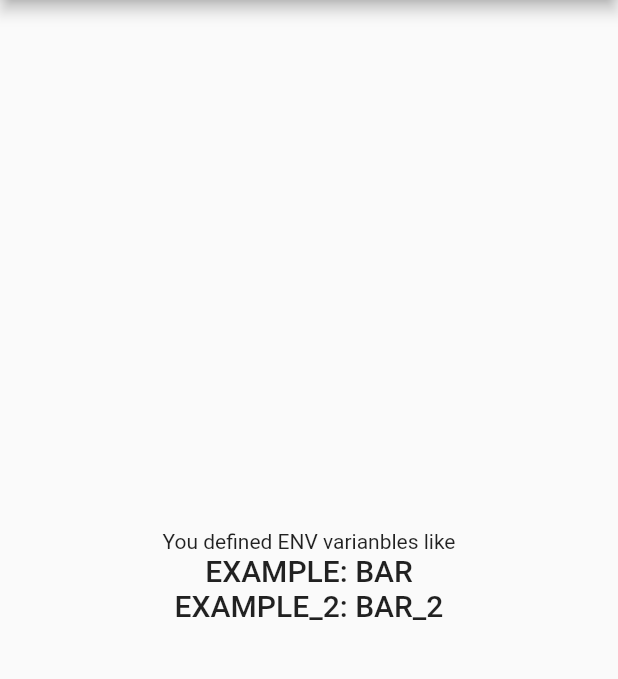
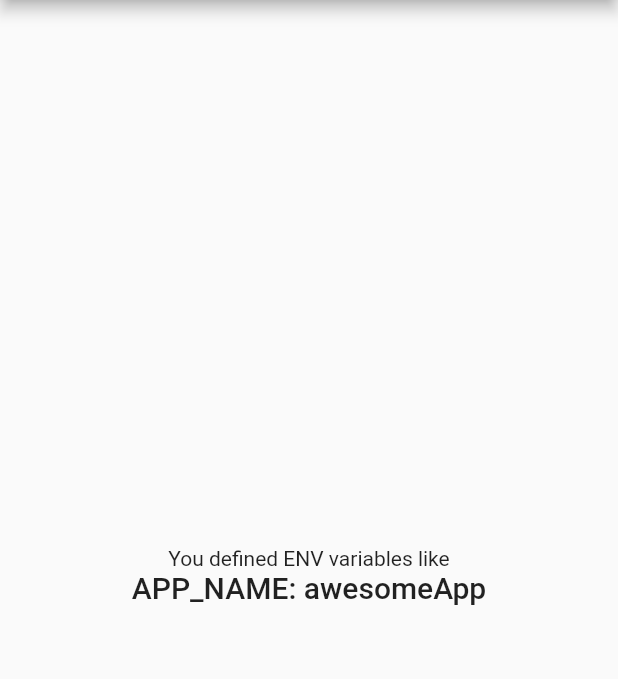
Before and after one commit to TatsuUkraine/flutter_define_example, a Flutter app: the screen it shows after launch, on a phone screen of 412 x 824 dp, the part 84-763 px from its top. Run offline on Flutter 3.47's test engine with Material 2 defaults, Android fonts, the phone set to English and light mode, and no system bars.

Commit message:
added defaults to iOS build, rename env vars

```diff
--- a/lib/main.dart
+++ b/lib/main.dart
@@ -1,7 +1,6 @@
 import 'package:flutter/material.dart';
 
-const EXAMPLE_VAR = String.fromEnvironment('DEFINEEXAMPLE_EXAMPLE', defaultValue: 'BAR');
-const EXAMPLE_2_VAR = String.fromEnvironment('DEFINEEXAMPLE_EXAMPLE_2', defaultValue: 'BAR_2');
+const EXAMPLE_APP_NAME = String.fromEnvironment('DEFINEEXAMPLE_APP_NAME', defaultValue: 'awesomeApp');
 
 void main() => runApp(MyApp());
 
@@ -95,14 +94,10 @@ class _MyHomePageState extends State<MyHomePage> {
           mainAxisAlignment: MainAxisAlignment.center,
           children: <Widget>[
             Text(
-              'You defined ENV varianbles like',
+              'You defined ENV variables like',
             ),
             Text(
-              'EXAMPLE: $EXAMPLE_VAR',
-              style: Theme.of(context).textTheme.headline6,
-            ),
-            Text(
-              'EXAMPLE_2: $EXAMPLE_2_VAR',
+              'APP_NAME: $EXAMPLE_APP_NAME',
               style: Theme.of(context).textTheme.headline6,
             ),
           ],
```
Also changed, not shown: 7 other files.
